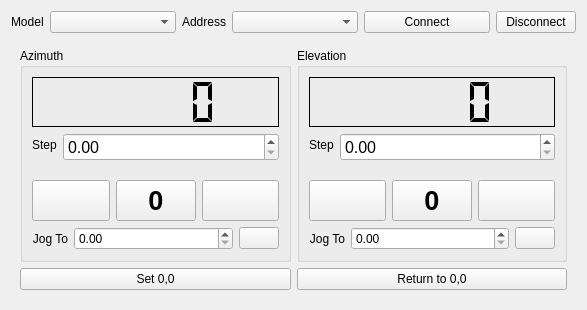
The window that pychamber/app/ui/positioner_widget.ui (PyChamber/PyChamber) describes before a commit, drawn with Qt 5.
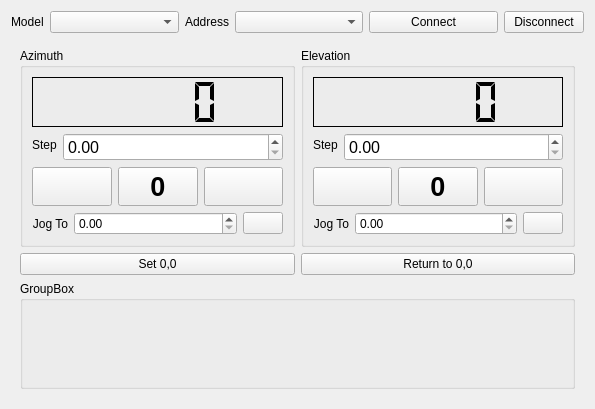
The same window after the commit. Custom widgets are drawn as their Qt base class.

The edit to the form file:
```diff
--- a/pychamber/app/ui/positioner_widget.ui
+++ b/pychamber/app/ui/positioner_widget.ui
@@ -6,8 +6,8 @@
    <rect>
     <x>0</x>
     <y>0</y>
-    <width>587</width>
-    <height>310</height>
+    <width>595</width>
+    <height>409</height>
    </rect>
   </property>
   <property name="windowTitle">
@@ -443,6 +443,17 @@
         </item>
        </layout>
       </item>
+      <item>
+       <widget class="QGroupBox" name="model_gb">
+        <property name="title">
+         <string>GroupBox</string>
+        </property>
+        <property name="flat">
+         <bool>true</bool>
+        </property>
+        <layout class="QVBoxLayout" name="verticalLayout_5"/>
+       </widget>
+      </item>
      </layout>
     </widget>
    </item>
```
